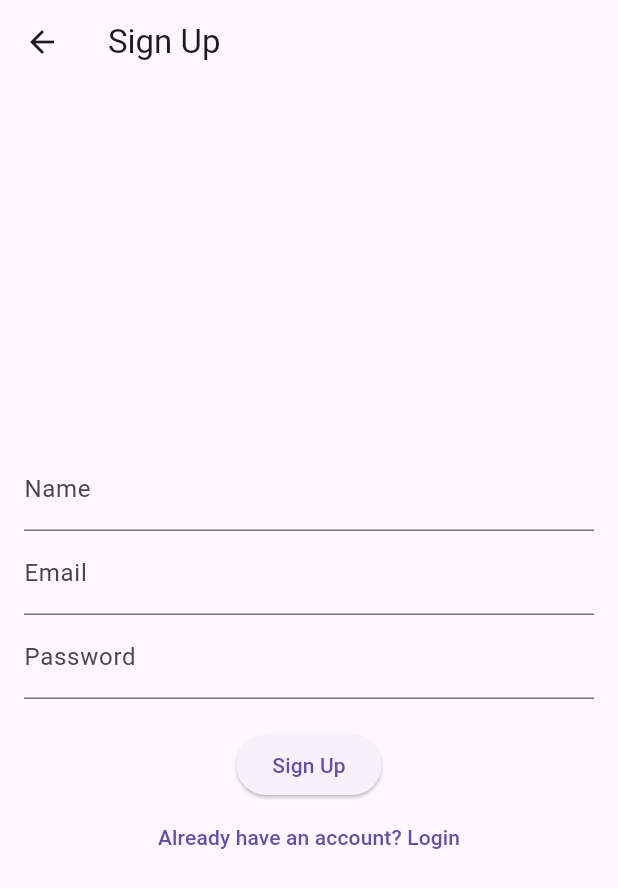
After one commit to harijothivenkatraman/flutter, a Flutter app: the SignUpScreen screen opened by its route, on a phone screen of 412 x 824 dp. The commit adds this screen. Shown: the top 888 px of the screen. Run offline on Flutter 3.47's test engine with Material 3 defaults, Android fonts, the phone set to English and light mode, and no system bars; our stand-ins replace audioplayers, cloud_firestore, firebase_auth, firebase_core, flutter_dotenv, flutter_local_notifications and 8 more; missing offline and left inert: android_alarm_manager_plus; accounts and stored records are empty; network calls fail.

```diff
--- a/productivity_app/lib/main.dart
+++ b/productivity_app/lib/main.dart
@@ -4,6 +4,7 @@ import 'package:firebase_auth/firebase_auth.dart';
 import 'package:flutter/material.dart';
 import 'package:productivity_app/user_dasboard.dart';
 import 'login_screen.dart';
+import 'signup_screen.dart';
 import 'package:hive_flutter/hive_flutter.dart';
 import 'todolist.dart';
 import 'alarms_list_page.dart';
@@ -47,7 +48,8 @@ class MyApp extends StatelessWidget {
       routes: {
         '/login': (context) => LoginScreen(),
         '/dashboard': (context) => UserDashboard(),
-        '/alarms': (context) => AlarmsListPage(), // Add the new route
+        '/alarms': (context) => AlarmsListPage(),
+        '/signup': (context) => SignUpScreen(),// Add the new route
       },
     );
   }
--- /dev/null
+++ b/productivity_app/lib/signup_screen.dart
@@ -0,0 +1,81 @@
+import 'package:flutter/material.dart';
+import 'package:firebase_auth/firebase_auth.dart';
+import 'package:cloud_firestore/cloud_firestore.dart';
+
+class SignUpScreen extends StatefulWidget {
+  @override
+  _SignUpScreenState createState() => _SignUpScreenState();
+}
+
+class _SignUpScreenState extends State<SignUpScreen> {
+  final FirebaseAuth _auth = FirebaseAuth.instance;
+  final TextEditingController _emailController = TextEditingController();
+  final TextEditingController _passwordController = TextEditingController();
+  final TextEditingController _nameController = TextEditingController();
+  bool _isLoading = false;
+
+  Future<void> signUpUser() async {
+    setState(() => _isLoading = true);
+    try {
+      // Create user with email and password
+      UserCredential userCredential = await _auth.createUserWithEmailAndPassword(
+        email: _emailController.text.trim(),
+        password: _passwordController.text.trim(),
+      );
+
+      // Save user details to Firestore
+      await FirebaseFirestore.instance.collection('users').doc(userCredential.user!.uid).set({
+        'name': _nameController.text.trim(),
+        'email': _emailController.text.trim(),
+        'createdAt': FieldValue.serverTimestamp(),
+        'lastLogin': FieldValue.serverTimestamp(),
+      });
+
+      Navigator.pushReplacementNamed(context, '/dashboard'); // Redirect to Dashboard
+    } catch (e) {
+      print('Sign Up Failed: $e');
+      ScaffoldMessenger.of(context).showSnackBar(SnackBar(content: Text("Sign up failed!")));
+    }
+    setState(() => _isLoading = false);
+  }
+
+  @override
+  Widget build(BuildContext context) {
+    return Scaffold(
+      appBar: AppBar(title: Text('Sign Up')),
+      body: Padding(
+        padding: EdgeInsets.all(16.0),
+        child: Column(
+          mainAxisAlignment: MainAxisAlignment.center,
+          children: [
+            TextField(
+              controller: _nameController,
+              decoration: InputDecoration(labelText: 'Name'),
+            ),
+            TextField(
+              controller: _emailController,
+              keyboardType: TextInputType.emailAddress,
+              decoration: InputDecoration(labelText: 'Email'),
+            ),
+            TextField(
+              controller: _passwordController,
+              obscureText: true,
+              decoration: InputDecoration(labelText: 'Password'),
+            ),
+            SizedBox(height: 20),
+            _isLoading
+                ? CircularProgressIndicator()
+                : ElevatedButton(
+              onPressed: signUpUser,
+              child: Text('Sign Up'),
+            ),
+            TextButton(
+              onPressed: () => Navigator.pushNamed(context, '/login'),
+              child: Text('Already have an account? Login'),
+            ),
+          ],
+        ),
+      ),
+    );
+  }
+}
--- a/productivity_app/lib/user_dasboard.dart
+++ b/productivity_app/lib/user_dasboard.dart
@@ -6,6 +6,7 @@ import 'fitness_tracker.dart';
 import 'bmi_suggestions.dart';
 import 'smart_quiz.dart';
 import 'notes_page.dart';
+import 'article_gen.dart';
 
 class UserDashboard extends StatefulWidget {
   @override
@@ -65,6 +66,11 @@ class _UserDashboardState extends State<UserDashboard> {
             title: 'Notes',
             onTap: () => Navigator.push(context, MaterialPageRoute(builder: (context) => NotesPage())),
           ),
+          DashboardItem(
+            icon: Icons.article_rounded,
+            title: 'Article Generator Using GPT-3.5-turbo',
+            onTap: () => Navigator.push(context, MaterialPageRoute(builder: (context) => ArticleGeneratorPage())),
+          ),
         ],
       ),
     );
--- a/productivity_app/pubspec.yaml
+++ b/productivity_app/pubspec.yaml
@@ -51,6 +51,9 @@ dependencies:
   hive: ^2.2.3
   http: ^1.3.0
   flutter_dotenv: ^5.2.1
+  pdf: ^3.10.0
+  path_provider: ^2.0.11
+  open_file: ^3.2.1
 
 
 
@@ -79,6 +82,7 @@ flutter:
   assets:
     - assets/alarm.mp3
     - .env
+    - assets/fonts/Roboto-Regular.ttf
 
   # To add assets to your application, add an assets section, like this:
   # assets:
```
Also changed, not shown: productivity_app/lib/article_gen.dart (added, +167 -0 lines), productivity_app/lib/bmi_suggestions.dart (+75 -8 lines), productivity_app/lib/notes_page.dart (+116 -31 lines), productivity_app/assets/fonts/Roboto-Regular.ttf (added), productivity_app/pubspec.lock, 4 other files.
